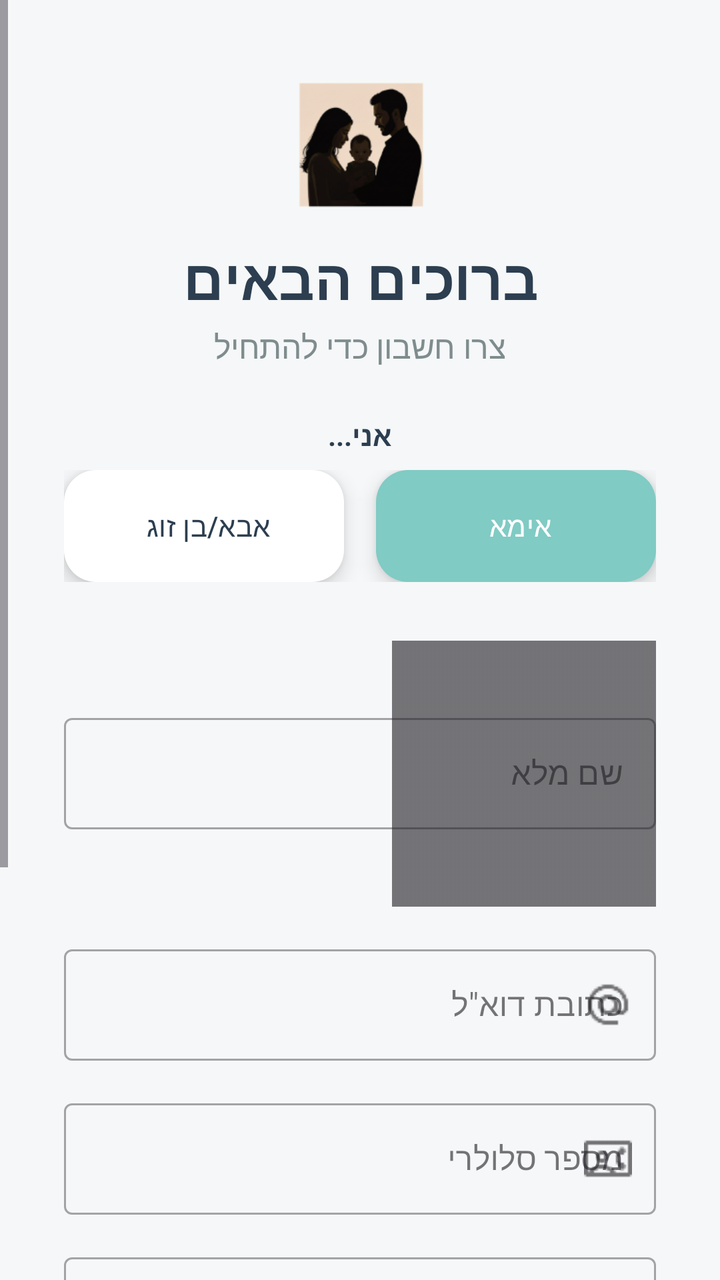
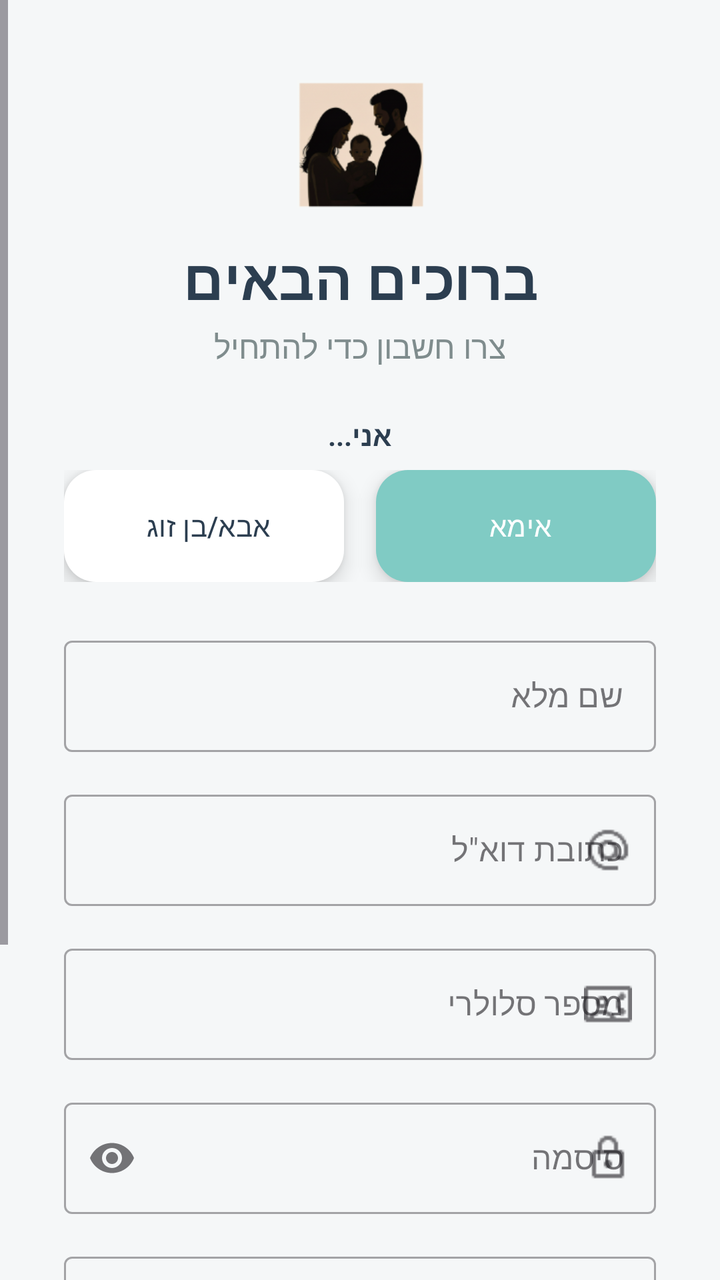

Screens rendered from an Android XML layout before and after an edit, with the pre-edit source and the edit as a unified diff.
<!-- AndroidManifest.xml: application theme Theme.BecomingFamily -->
<!-- res/layout/activity_register.xml -->
<?xml version="1.0" encoding="utf-8"?>
<ScrollView xmlns:android="http://schemas.android.com/apk/res/android"
    xmlns:app="http://schemas.android.com/apk/res-auto"
    xmlns:tools="http://schemas.android.com/tools"
    android:layout_width="match_parent"
    android:layout_height="match_parent"
    android:background="@color/background_soft"
    android:fillViewport="true"
    android:layoutDirection="rtl"
    tools:context=".RegisterActivity">

    <androidx.constraintlayout.widget.ConstraintLayout
        android:id="@+id/main"
        android:layout_width="match_parent"
        android:layout_height="wrap_content"
        android:paddingBottom="40dp">

        <ImageView
            android:id="@+id/ivFamilyIcon"
            android:layout_width="64dp"
            android:layout_height="64dp"
            android:layout_marginTop="40dp"
            android:src="@drawable/family"
            app:layout_constraintEnd_toEndOf="parent"
            app:layout_constraintStart_toStartOf="parent"
            app:layout_constraintTop_toTopOf="parent" />

        <TextView
            android:id="@+id/tvRTitle"
            android:layout_width="wrap_content"
            android:layout_height="wrap_content"
            android:layout_marginTop="16dp"
            android:text="ברוכים הבאים"
            android:textColor="@color/text_primary"
            android:textSize="28sp"
            android:textStyle="bold"
            app:layout_constraintEnd_toEndOf="parent"
            app:layout_constraintStart_toStartOf="parent"
            app:layout_constraintTop_toBottomOf="@+id/ivFamilyIcon" />

        <TextView
            android:id="@+id/tvRContinue"
            android:layout_width="wrap_content"
            android:layout_height="wrap_content"
            android:layout_marginTop="4dp"
            android:text="צרו חשבון כדי להתחיל"
            android:textColor="@color/text_secondary"
            android:textSize="16sp"
            app:layout_constraintEnd_toEndOf="parent"
            app:layout_constraintStart_toStartOf="parent"
            app:layout_constraintTop_toBottomOf="@+id/tvRTitle" />

        <TextView
            android:id="@+id/tvRoleLabel"
            android:layout_width="wrap_content"
            android:layout_height="wrap_content"
            android:layout_marginTop="24dp"
            android:text="אני..."
            android:textColor="@color/text_primary"
            android:textStyle="bold"
            app:layout_constraintEnd_toEndOf="parent"
            app:layout_constraintStart_toStartOf="parent"
            app:layout_constraintTop_toBottomOf="@+id/tvRContinue" />

        <LinearLayout
            android:id="@+id/llRoles"
            android:layout_width="0dp"
            android:layout_height="wrap_content"
            android:layout_marginTop="8dp"
            android:layout_marginStart="32dp"
            android:layout_marginEnd="32dp"
            android:gravity="center"
            android:orientation="horizontal"
            app:layout_constraintEnd_toEndOf="parent"
            app:layout_constraintStart_toStartOf="parent"
            app:layout_constraintTop_toBottomOf="@+id/tvRoleLabel">

            <com.google.android.material.floatingactionbutton.ExtendedFloatingActionButton
                android:id="@+id/fabMom"
                android:layout_width="0dp"
                android:layout_height="wrap_content"
                android:layout_weight="1"
                android:layout_marginEnd="8dp"
                android:text="אימא"
                android:textColor="@color/white"
                android:gravity="center"
                app:backgroundTint="@color/primary"
                app:cornerRadius="12dp" />

            <com.google.android.material.floatingactionbutton.ExtendedFloatingActionButton
                android:id="@+id/fabDad"
                android:layout_width="0dp"
                android:layout_height="wrap_content"
                android:layout_weight="1"
                android:layout_marginStart="8dp"
                android:text="אבא/בן זוג"
                android:textColor="@color/text_primary"
                android:gravity="center"
                app:backgroundTint="@color/white"
                app:cornerRadius="12dp" />
        </LinearLayout>

        <com.google.android.material.textfield.TextInputLayout
            android:id="@+id/tilFullName"
            style="@style/Widget.MaterialComponents.TextInputLayout.OutlinedBox"
            android:layout_width="0dp"
            android:layout_height="wrap_content"
            android:layout_marginHorizontal="32dp"
            android:layout_marginTop="24dp"
            android:hint="שם מלא"
            app:layout_constraintEnd_toEndOf="parent"
            app:layout_constraintStart_toStartOf="parent"
            app:layout_constraintTop_toBottomOf="@+id/llRoles"
            app:startIconDrawable="@drawable/family">

            <com.google.android.material.textfield.TextInputEditText
                android:id="@+id/etFullName"
                android:layout_width="match_parent"
                android:layout_height="wrap_content"
                android:inputType="textPersonName" />
        </com.google.android.material.textfield.TextInputLayout>

        <com.google.android.material.textfield.TextInputLayout
            android:id="@+id/tilEmail"
            style="@style/Widget.MaterialComponents.TextInputLayout.OutlinedBox"
            android:layout_width="0dp"
            android:layout_height="wrap_content"
            android:layout_marginHorizontal="32dp"
            android:layout_marginTop="16dp"
            android:hint="כתובת דוא&quot;ל"
            app:layout_constraintEnd_toEndOf="parent"
            app:layout_constraintStart_toStartOf="parent"
            app:layout_constraintTop_toBottomOf="@+id/tilFullName"
            app:startIconDrawable="@drawable/email">

            <com.google.android.material.textfield.TextInputEditText
                android:id="@+id/etEmailRegister"
                android:layout_width="match_parent"
                android:layout_height="wrap_content"
                android:inputType="textEmailAddress" />
        </com.google.android.material.textfield.TextInputLayout>

        <com.google.android.material.textfield.TextInputLayout
            android:id="@+id/tilMobile"
            style="@style/Widget.MaterialComponents.TextInputLayout.OutlinedBox"
            android:layout_width="0dp"
            android:layout_height="wrap_content"
            android:layout_marginHorizontal="32dp"
            android:layout_marginTop="16dp"
            android:hint="מספר סלולרי"
            app:layout_constraintEnd_toEndOf="parent"
            app:layout_constraintStart_toStartOf="parent"
            app:layout_constraintTop_toBottomOf="@+id/tilEmail"
            app:startIconDrawable="@drawable/phone">

            <com.google.android.material.textfield.TextInputEditText
                android:id="@+id/etMobile"
                android:layout_width="match_parent"
                android:layout_height="wrap_content"
                android:inputType="phone"
                android:maxLength="10" />
        </com.google.android.material.textfield.TextInputLayout>

        <com.google.android.material.textfield.TextInputLayout
            android:id="@+id/tilPassword"
            style="@style/Widget.MaterialComponents.TextInputLayout.OutlinedBox"
            android:layout_width="0dp"
            android:layout_height="wrap_content"
            android:layout_marginHorizontal="32dp"
            android:layout_marginTop="16dp"
            android:hint="סיסמה"
            app:endIconMode="password_toggle"
            app:layout_constraintEnd_toEndOf="parent"
            app:layout_constraintStart_toStartOf="parent"
            app:layout_constraintTop_toBottomOf="@+id/tilMobile"
            app:startIconDrawable="@drawable/lock">

            <com.google.android.material.textfield.TextInputEditText
                android:id="@+id/etRegisterPassword"
                android:layout_width="match_parent"
                android:layout_height="wrap_content"
                android:inputType="textPassword" />
        </com.google.android.material.textfield.TextInputLayout>

        <com.google.android.material.textfield.TextInputLayout
            android:id="@+id/tilConfirmPassword"
            style="@style/Widget.MaterialComponents.TextInputLayout.OutlinedBox"
            android:layout_width="0dp"
            android:layout_height="wrap_content"
            android:layout_marginHorizontal="32dp"
            android:layout_marginTop="16dp"
            android:hint="אישור סיסמה"
            app:endIconMode="password_toggle"
            app:layout_constraintEnd_toEndOf="parent"
            app:layout_constraintStart_toStartOf="parent"
            app:layout_constraintTop_toBottomOf="@+id/tilPassword"
            app:startIconDrawable="@drawable/lock">

            <com.google.android.material.textfield.TextInputEditText
                android:id="@+id/etConfirmPassword"
                android:layout_width="match_parent"
                android:layout_height="wrap_content"
                android:inputType="textPassword" />
        </com.google.android.material.textfield.TextInputLayout>

        <com.google.android.material.floatingactionbutton.ExtendedFloatingActionButton
            android:id="@+id/btnRegister"
            android:layout_width="0dp"
            android:layout_height="wrap_content"
            android:layout_marginStart="32dp"
            android:layout_marginTop="32dp"
            android:layout_marginEnd="32dp"
            android:gravity="center"
            android:text="הרשמה"
            android:textColor="@color/white"
            app:backgroundTint="@color/primary"
            app:cornerRadius="28dp"
            app:layout_constraintEnd_toEndOf="parent"
            app:layout_constraintStart_toStartOf="parent"
            app:layout_constraintTop_toBottomOf="@+id/tilConfirmPassword" />

        <TextView
            android:id="@+id/tvBackToLogin"
            android:layout_width="wrap_content"
            android:layout_height="wrap_content"
            android:layout_marginTop="20dp"
            android:padding="8dp"
            android:text="כבר יש לכם חשבון? התחברו"
            android:textColor="@color/primary_dark"
            android:textStyle="bold"
            app:layout_constraintEnd_toEndOf="parent"
            app:layout_constraintStart_toStartOf="parent"
            app:layout_constraintTop_toBottomOf="@+id/btnRegister" />

    </androidx.constraintlayout.widget.ConstraintLayout>
</ScrollView>
<!-- resources referenced by this layout -->
<resources>
  <color name="background_soft">#F5F7F8</color>
  <color name="primary">#FF80CBC4</color>
  <color name="primary_dark">#FF4DB6AC</color>
  <color name="text_primary">#2C3E50</color>
  <color name="text_secondary">#7F8C8D</color>
  <color name="white">#FFFFFFFF</color>
  <!-- drawable email: png bitmap (drawable, 712 bytes) -->
  <!-- drawable family: png bitmap (drawable, 22359 bytes) -->
  <!-- drawable lock: png bitmap (drawable, 377 bytes) -->
  <!-- drawable phone: png bitmap (drawable, 496 bytes) -->
  <style name="Theme.BecomingFamily" parent="Base.Theme.BecomingFamily" />
  <style name="Base.Theme.BecomingFamily" parent="Theme.Material3.DayNight.NoActionBar">
          
          <item name="colorPrimary">@color/primary</item>
          <item name="colorPrimaryVariant">@color/primary_dark</item>
          <item name="colorOnPrimary">@color/white</item>
          
          <item name="colorSecondary">@color/accent</item>
          <item name="colorSecondaryVariant">@color/accent</item>
          <item name="colorOnSecondary">@color/black</item>
          
          <item name="android:statusBarColor">@color/primary_dark</item>
  
          <item name="android:windowBackground">@color/background_soft</item>
      </style>
  <color name="accent">#FF81C784</color>
  <color name="black">#FF000000</color>
</resources>

<!-- the commit's change to res/layout/activity_register.xml (unified diff, before → after) -->
@@ -15,15 +15,21 @@
         android:layout_height="wrap_content"
         android:paddingBottom="40dp">
 
+        
+        <Space
+            android:id="@+id/topSpace"
+            android:layout_width="match_parent"
+            android:layout_height="40dp"
+            app:layout_constraintTop_toTopOf="parent" />
+
         <ImageView
             android:id="@+id/ivFamilyIcon"
             android:layout_width="64dp"
             android:layout_height="64dp"
-            android:layout_marginTop="40dp"
             android:src="@drawable/family"
             app:layout_constraintEnd_toEndOf="parent"
             app:layout_constraintStart_toStartOf="parent"
-            app:layout_constraintTop_toTopOf="parent" />
+            app:layout_constraintTop_toBottomOf="@id/topSpace" />
 
         <TextView
             android:id="@+id/tvRTitle"
@@ -85,7 +91,8 @@
                 android:textColor="@color/white"
                 android:gravity="center"
                 app:backgroundTint="@color/primary"
-                app:cornerRadius="12dp" />
+                app:cornerRadius="12dp"
+                app:elevation="0dp" />
 
             <com.google.android.material.floatingactionbutton.ExtendedFloatingActionButton
                 android:id="@+id/fabDad"
@@ -97,7 +104,8 @@
                 android:textColor="@color/text_primary"
                 android:gravity="center"
                 app:backgroundTint="@color/white"
-                app:cornerRadius="12dp" />
+                app:cornerRadius="12dp"
+                app:elevation="0dp" />
         </LinearLayout>
 
         <com.google.android.material.textfield.TextInputLayout
@@ -110,8 +118,7 @@
             android:hint="שם מלא"
             app:layout_constraintEnd_toEndOf="parent"
             app:layout_constraintStart_toStartOf="parent"
-            app:layout_constraintTop_toBottomOf="@+id/llRoles"
-            app:startIconDrawable="@drawable/family">
+            app:layout_constraintTop_toBottomOf="@+id/llRoles">
 
             <com.google.android.material.textfield.TextInputEditText
                 android:id="@+id/etFullName"
